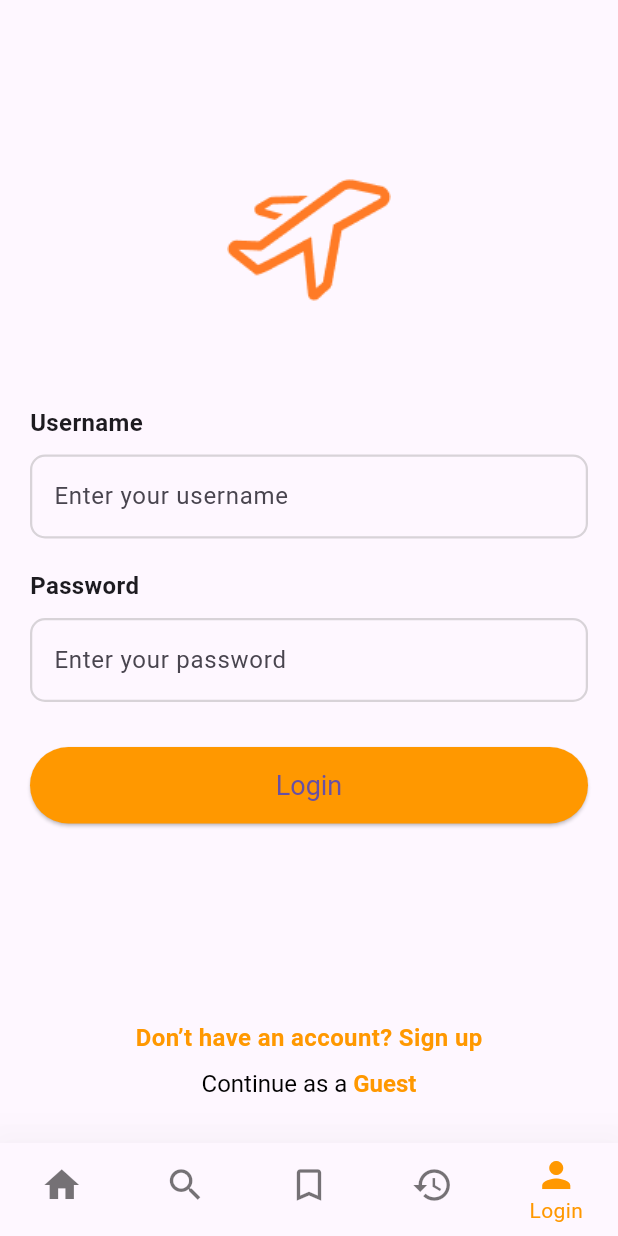
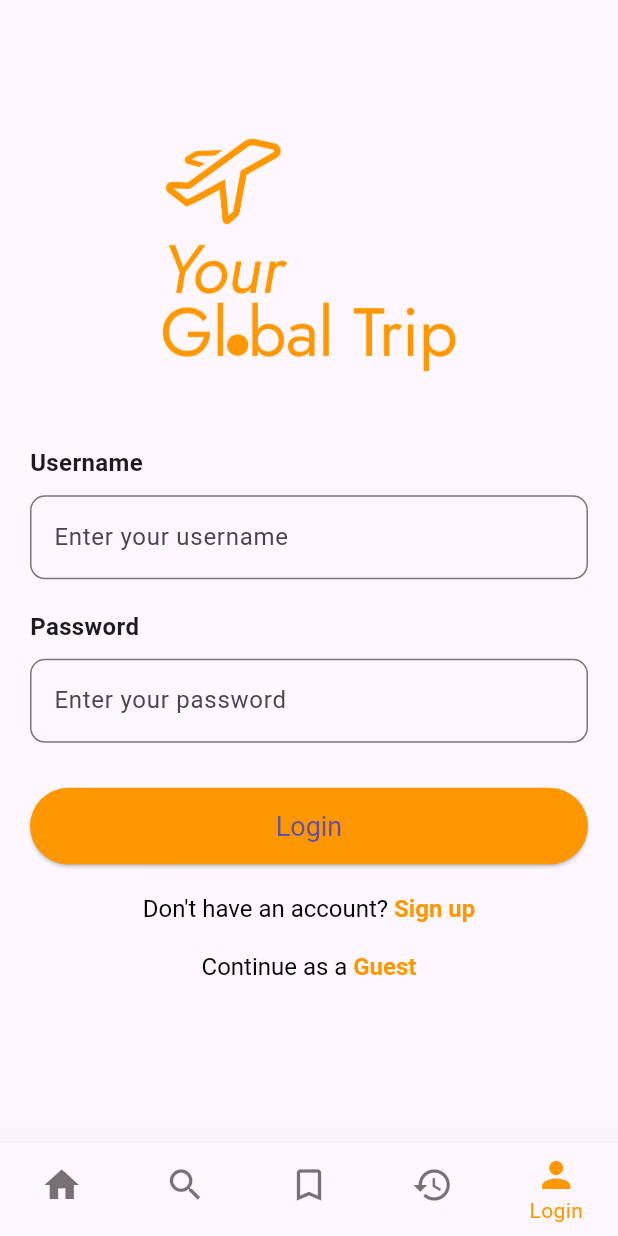
Before and after one commit to HamzaElshennawy/your_global_trip, a Flutter app: the screen it shows after launch, item 5 of the bottom bar chosen, on a phone screen of 412 x 824 dp. Run offline on Flutter 3.47's test engine with Material 3 defaults, Android fonts, the light colour scheme and no system bars.

Commit message:
fix auth page design for small devices fix serch page illustration for better alignment fix header style for visual enhancement

```diff
--- a/lib/pages/auth_page.dart
+++ b/lib/pages/auth_page.dart
@@ -1,4 +1,5 @@
 import 'package:flutter/material.dart';
+import 'package:your_global_trip/main.dart';
 
 class AuthPage extends StatefulWidget {
   const AuthPage({super.key});
@@ -35,6 +36,16 @@
     );
   }
 
+  void _handleGoToHomePage() {
+    Navigator.pushReplacement(
+      context,
+      MaterialPageRoute(
+        builder: (context) => MyApp(),
+        barrierDismissible: true,
+      ),
+    );
+  }
+
   void _handleAuth() {
     String username = usernameController.text.trim();
     String password = passwordController.text.trim();
@@ -64,116 +75,82 @@
   }
 
   Widget _buildAuthScreen(String title, bool isLoginForm) {
-    return Center(
-      child: Container(
-        width: double.infinity,
-        height: double.infinity,
+    double deviceWidth = MediaQuery.of(context).size.width;
+    double deviceHeight = MediaQuery.of(context).size.height;
+
+    return SingleChildScrollView(
+      child: ConstrainedBox(
+        constraints: BoxConstraints(
+          minHeight: deviceHeight - 300,
+        ),
+        child: Padding(
           padding: const EdgeInsets.symmetric(horizontal: 20),
           child: Column(
+            mainAxisSize: MainAxisSize.min, // Prevents infinite height
+            crossAxisAlignment: CrossAxisAlignment.start,
             children: [
-            const SizedBox(height: 100), // Move logo higher
+              SizedBox(height: deviceHeight * 0.1),
               Center(
                 child: Image.asset(
-                "assets/planelogo.png",
-                height: 120,
-                width: 120,
+                  "assets/logoscaled.png",
+                  color: Colors.orange,
+                  height: deviceWidth * 0.4,
+                  //width: deviceHeight * 0.2,
+                  fit: BoxFit.fitWidth,
                 ),
               ),
               const SizedBox(height: 50),
-            Column(
-              crossAxisAlignment: CrossAxisAlignment.start,
-              children: [
               Text(
                 isLoginForm ? "Username" : "Full Name",
-                  style: const TextStyle(
-                      fontSize: 16, fontWeight: FontWeight.bold),
+                style:
+                    const TextStyle(fontSize: 16, fontWeight: FontWeight.bold),
               ),
-                SizedBox(
-                  height: 10,
-                ),
+              const SizedBox(height: 10),
               TextField(
                 controller: usernameController,
                 decoration: InputDecoration(
                   hintText: isLoginForm
                       ? "Enter your username"
                       : "Enter your full name",
-                    enabledBorder: OutlineInputBorder(
+                  border: OutlineInputBorder(
                     borderRadius: BorderRadius.circular(10),
-                      borderSide: BorderSide(
-                        color: Color.fromRGBO(
-                            158, 158, 158, 0.4), // Opacity applied here
-                        width: 1.5,
-                      ),
-                    ),
-                    focusedBorder: OutlineInputBorder(
-                      borderRadius: BorderRadius.circular(10),
-                      borderSide: BorderSide(
-                        color: Color.fromRGBO(
-                            158, 158, 158, 0.6), // Darker when focused
-                        width: 2,
-                      ),
                   ),
                 ),
               ),
               if (!isLoginForm) ...[
                 const SizedBox(height: 10),
-                  const Text(
-                    "Email",
-                    style: TextStyle(fontSize: 16, fontWeight: FontWeight.bold),
-                  ),
+                const Text("Email",
+                    style:
+                        TextStyle(fontSize: 16, fontWeight: FontWeight.bold)),
+                const SizedBox(height: 10),
                 TextField(
                   controller: emailController,
+                  obscureText: false,
                   decoration: InputDecoration(
                     hintText: "Enter your email",
-                      enabledBorder: OutlineInputBorder(
+                    border: OutlineInputBorder(
                       borderRadius: BorderRadius.circular(10),
-                        borderSide: BorderSide(
-                          color: Color.fromRGBO(158, 158, 158, 0.4),
-                          width: 1.5,
-                        ),
-                      ),
-                      focusedBorder: OutlineInputBorder(
-                        borderRadius: BorderRadius.circular(10),
-                        borderSide: BorderSide(
-                          color: Color.fromRGBO(158, 158, 158, 0.6),
-                          width: 2,
-                        ),
                     ),
                   ),
                 ),
               ],
               const SizedBox(height: 20),
-                const Text(
-                  "Password",
-                  style: TextStyle(fontSize: 16, fontWeight: FontWeight.bold),
-                ),
-                SizedBox(
-                  height: 10,
-                ),
+              const Text("Password",
+                  style: TextStyle(fontSize: 16, fontWeight: FontWeight.bold)),
+              const SizedBox(height: 10),
               TextField(
                 controller: passwordController,
                 obscureText: true,
                 decoration: InputDecoration(
                   hintText: "Enter your password",
-                    enabledBorder: OutlineInputBorder(
+                  border: OutlineInputBorder(
                     borderRadius: BorderRadius.circular(10),
-                      borderSide: BorderSide(
-                        color: Color.fromRGBO(158, 158, 158, 0.4),
-                        width: 1.5,
-                      ),
-                    ),
-                    focusedBorder: OutlineInputBorder(
-                      borderRadius: BorderRadius.circular(10),
-                      borderSide: BorderSide(
-                        color: Color.fromRGBO(158, 158, 158, 0.6),
-                        width: 2,
-                      ),
                   ),
                 ),
               ),
               const SizedBox(height: 30),
               SizedBox(
-                  width: double.infinity,
+                width: deviceWidth - 20,
                 child: ElevatedButton(
                   onPressed: _handleAuth,
                   style: ElevatedButton.styleFrom(
@@ -184,28 +161,57 @@
                   child: Text(title),
                 ),
               ),
-              ],
-            ),
-            const Spacer(),
-            Padding(
-              padding: const EdgeInsets.only(bottom: 10),
+              const SizedBox(height: 20),
+              Center(
                 child: GestureDetector(
                   onTap: _switchPage,
-                child: Text(
-                  isLoginForm
-                      ? "Don’t have an account? Sign up"
-                      : "Already have an account? Login",
+                  child: isLoginForm
+                      ? RichText(
+                          text: TextSpan(
+                            text: "Don't have an account? ",
+                            style: TextStyle(
+                              color: Colors.black,
+                              fontWeight: FontWeight.normal,
+                              fontSize: 16,
+                            ),
+                            children: [
+                              TextSpan(
+                                text: "Sign up",
                                 style: const TextStyle(
                                   color: Colors.orange,
                                   fontWeight: FontWeight.bold,
-                      fontSize: 16),
+                                  fontSize: 16,
+                                ),
+                              ),
+                            ],
+                          ),
+                        )
+                      : RichText(
+                          text: TextSpan(
+                            text: "Already have an account? ",
+                            style: TextStyle(
+                              color: Colors.black,
+                              fontWeight: FontWeight.normal,
+                              fontSize: 16,
+                            ),
+                            children: [
+                              TextSpan(
+                                text: "Login",
+                                style: const TextStyle(
+                                  color: Colors.orange,
+                                  fontWeight: FontWeight.bold,
+                                  fontSize: 16,
+                                ),
+                              ),
+                            ],
                           ),
                         ),
                 ),
-            Padding(
-              padding: const EdgeInsets.only(bottom: 30),
+              ),
+              const SizedBox(height: 20),
+              Center(
                 child: GestureDetector(
-                onTap: _switchPage,
+                  onTap: _handleGoToHomePage,
                   child: RichText(
                     text: TextSpan(
                       text: "Continue as a ",
@@ -215,7 +221,8 @@
                           style: const TextStyle(
                             color: Colors.orange,
                             fontWeight: FontWeight.bold,
-                            fontSize: 16),
+                            fontSize: 16,
+                          ),
                         ),
                       ],
                       style: const TextStyle(
@@ -226,7 +233,9 @@
                   ),
                 ),
               ),
+              const SizedBox(height: 30),
             ],
+          ),
         ),
       ),
     );
--- a/lib/pages/search_page.dart
+++ b/lib/pages/search_page.dart
@@ -139,7 +139,10 @@ class _SearchPageState extends State<SearchPage>
                       )
                     : Column(
                         children: [
-                          Image.asset("assets/searchpageillus.png"),
+                          Image.asset(
+                            "assets/searchpageillus.png",
+                            height: MediaQuery.of(context).size.height * 0.4,
+                          ),
                           SizedBox(height: 20),
                           Text(
                             "Explore, Compare, Find",
--- a/lib/pages/trip_details_page.dart
+++ b/lib/pages/trip_details_page.dart
@@ -286,8 +286,23 @@ class AnimatedHeaderState extends State<AnimatedHeader>
       position: _slideAnimation,
       child: FadeTransition(
         opacity: _fadeAnimation,
-        child: Text(
-          "Trip Details",
+        child: Padding(
+          padding: const EdgeInsets.symmetric(horizontal: 5.0),
+          child: Column(
+            crossAxisAlignment: CrossAxisAlignment.start,
+            children: [
+              Text(
+                "Trip Details:",
+                style: TextStyle(
+                  fontSize: 28,
+                  fontWeight: FontWeight.bold,
+                ),
+              ),
+              Divider(
+                thickness: 0.5,
+              )
+            ],
+          ),
         ),
       ),
     );
```
Lines whose indentation alone changed are shown as unchanged.
